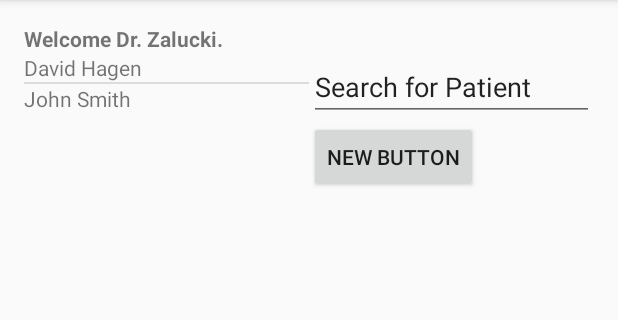
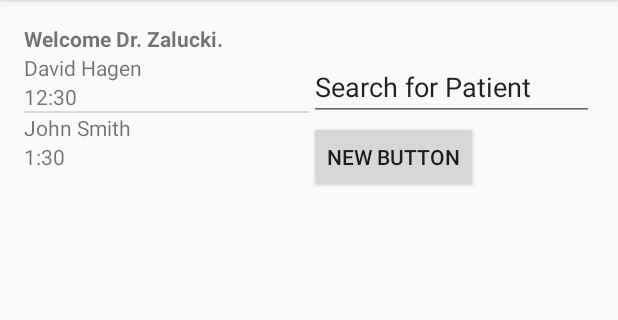
Before and after one commit to dkhagen/ExamRecord, an Android app: the screen it shows after launch (MainPage), on a phone screen of 412 x 824 dp, the part 84-404 px from its top. Run offline under Robolectric (Android 15) with nearby library versions, the phone set to English and light mode, and no system bars.

Commit message:
Added AppointmentAdapter and updated content xml

```diff
--- /dev/null
+++ b/app/src/main/java/caduceuslabs/examrecord/AppointmentAdapter.java
@@ -0,0 +1,36 @@
+package caduceuslabs.examrecord;
+
+import android.content.Context;
+import android.view.LayoutInflater;
+import android.view.View;
+import android.view.ViewGroup;
+import android.widget.ArrayAdapter;
+import android.widget.ImageView;
+import android.widget.TextView;
+
+/**
+ * Created by Alex on 3/13/2016.
+ */
+public class AppointmentAdapter extends ArrayAdapter<String> {
+    private final Context context;
+    private final String[][] values;
+
+    public AppointmentAdapter(Context context, String[][] values) {
+        super(context, -1, values[0]);
+        this.context = context;
+        this.values = values;
+    }
+
+    @Override
+    public View getView(int position, View convertView, ViewGroup parent) {
+        LayoutInflater inflater = (LayoutInflater) context
+                .getSystemService(Context.LAYOUT_INFLATER_SERVICE);
+        View rowView = inflater.inflate(R.layout.simple_list_item, parent, false);
+        TextView textView1 = (TextView) rowView.findViewById(R.id.patient_appt_name);
+        TextView textView2 = (TextView) rowView.findViewById(R.id.patient_appt_time);
+        textView1.setText(values[position][0]);
+        textView2.setText(values[position][1]);
+
+        return rowView;
+    }
+}
--- a/app/src/main/java/caduceuslabs/examrecord/MainPage.java
+++ b/app/src/main/java/caduceuslabs/examrecord/MainPage.java
@@ -18,7 +18,7 @@ import java.util.HashMap;
 public class MainPage extends AppCompatActivity {
 
     private ListView todaysAppts;
-    private String[] testData = new String[] {"David Hagen", "John Smith"};
+    private String[][] testData = new String[][] {{"David Hagen","12:30"}, {"John Smith","1:30"}};
 
     @Override
     protected void onCreate(Bundle savedInstanceState) {
@@ -35,12 +35,11 @@ public class MainPage extends AppCompatActivity {
                         .setAction("Action", null).show();
             }
         });*/
+        // TODO: create custom adapter from example online for formatting
+        // http://www.vogella.com/tutorials/AndroidListView/article.html
         todaysAppts = (ListView)findViewById(R.id.todaysAppts);
-        ArrayList<String> testList = new ArrayList<String>();
-        testList.add(testData[0]);
-        testList.add(testData[1]);
-        ArrayAdapter adapter = new ArrayAdapter(this, R.layout.simple_list_item, testList);
-        todaysAppts.setAdapter(adapter); // TODO: create custom adapter from example online for formatting
+        AppointmentAdapter appointmentAdapter = new AppointmentAdapter(this,testData);
+        todaysAppts.setAdapter(appointmentAdapter);
     }
 
     @Override
--- a/app/src/main/res/layout/simple_list_item.xml
+++ b/app/src/main/res/layout/simple_list_item.xml
@@ -1,4 +1,18 @@
 <?xml version="1.0" encoding="utf-8"?>
-<TextView xmlns:android="http://schemas.android.com/apk/res/android"
+<LinearLayout xmlns:android="http://schemas.android.com/apk/res/android"
     android:layout_width="wrap_content"
-    android:layout_height="wrap_content"/>
+    android:layout_height="wrap_content"
+    android:orientation="vertical">
+    <TextView xmlns:android="http://schemas.android.com/apk/res/android"
+        android:layout_width="wrap_content"
+        android:layout_height="wrap_content"
+        android:id="@+id/patient_appt_name"
+        android:text="test1"/>
+
+    <TextView xmlns:android="http://schemas.android.com/apk/res/android"
+        android:layout_width="wrap_content"
+        android:layout_height="wrap_content"
+        android:id="@+id/patient_appt_time"
+        android:text="test2"/>
+
+</LinearLayout>
```
Also changed, not shown: 4 other files.
